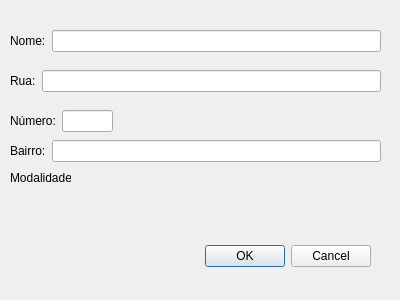
matheusfillipe/ganec, file src/main/python/ui/widgets/escolaForm.ui: the form before one commit.
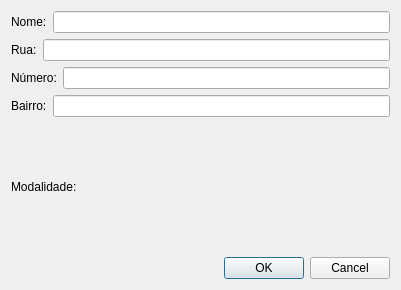
The form after the commit.

Commit message: ESCOLAS WIDGET ARRUMADO

Diff of the .ui file:
```diff
--- a/src/main/python/ui/widgets/escolaForm.ui
+++ b/src/main/python/ui/widgets/escolaForm.ui
@@ -6,52 +6,19 @@
    <rect>
     <x>0</x>
     <y>0</y>
-    <width>400</width>
-    <height>300</height>
+    <width>401</width>
+    <height>290</height>
    </rect>
   </property>
   <property name="windowTitle">
    <string>Dialog</string>
   </property>
-  <widget class="QDialogButtonBox" name="buttonBox">
-   <property name="geometry">
-    <rect>
-     <x>30</x>
-     <y>240</y>
-     <width>341</width>
-     <height>32</height>
-    </rect>
-   </property>
-   <property name="orientation">
-    <enum>Qt::Horizontal</enum>
-   </property>
-   <property name="standardButtons">
-    <set>QDialogButtonBox::Cancel|QDialogButtonBox::Ok</set>
-   </property>
-  </widget>
-  <widget class="QLabel" name="label_3">
-   <property name="geometry">
-    <rect>
-     <x>10</x>
-     <y>170</y>
-     <width>61</width>
-     <height>16</height>
-    </rect>
-   </property>
-   <property name="text">
-    <string>Modalidade:</string>
-   </property>
-  </widget>
-  <widget class="QWidget" name="">
-   <property name="geometry">
-    <rect>
-     <x>10</x>
-     <y>30</y>
-     <width>371</width>
-     <height>22</height>
-    </rect>
-   </property>
+  <layout class="QGridLayout" name="gridLayout">
+   <item row="0" column="0">
    <layout class="QHBoxLayout" name="horizontalLayout">
+     <property name="sizeConstraint">
+      <enum>QLayout::SetMaximumSize</enum>
+     </property>
     <item>
      <widget class="QLabel" name="label">
       <property name="text">
@@ -67,16 +34,8 @@
      </widget>
     </item>
    </layout>
-  </widget>
-  <widget class="QWidget" name="">
-   <property name="geometry">
-    <rect>
-     <x>10</x>
-     <y>70</y>
-     <width>371</width>
-     <height>22</height>
-    </rect>
-   </property>
+   </item>
+   <item row="1" column="0">
    <layout class="QHBoxLayout" name="horizontalLayout_2">
     <item>
      <widget class="QLabel" name="label_2">
@@ -89,16 +48,8 @@
      <widget class="QLineEdit" name="lineEdit_2"/>
     </item>
    </layout>
-  </widget>
-  <widget class="QWidget" name="">
-   <property name="geometry">
-    <rect>
-     <x>10</x>
-     <y>110</y>
-     <width>103</width>
-     <height>22</height>
-    </rect>
-   </property>
+   </item>
+   <item row="2" column="0">
    <layout class="QHBoxLayout" name="horizontalLayout_3">
     <item>
      <widget class="QLabel" name="label_4">
@@ -111,16 +62,8 @@
      <widget class="QLineEdit" name="lineEdit_3"/>
     </item>
    </layout>
-  </widget>
-  <widget class="QWidget" name="">
-   <property name="geometry">
-    <rect>
-     <x>10</x>
-     <y>140</y>
-     <width>371</width>
-     <height>22</height>
-    </rect>
-   </property>
+   </item>
+   <item row="3" column="0">
    <layout class="QHBoxLayout" name="horizontalLayout_4">
     <item>
      <widget class="QLabel" name="label_5">
@@ -133,7 +76,25 @@
      <widget class="QLineEdit" name="lineEdit_4"/>
     </item>
    </layout>
-  </widget>
+   </item>
+   <item row="4" column="0">
+    <widget class="QLabel" name="label_3">
+     <property name="text">
+      <string>Modalidade:</string>
+     </property>
+    </widget>
+   </item>
+   <item row="5" column="0">
+    <widget class="QDialogButtonBox" name="buttonBox">
+     <property name="orientation">
+      <enum>Qt::Horizontal</enum>
+     </property>
+     <property name="standardButtons">
+      <set>QDialogButtonBox::Cancel|QDialogButtonBox::Ok</set>
+     </property>
+    </widget>
+   </item>
+  </layout>
  </widget>
  <resources/>
  <connections>
```
Left out of the diff: 2 changed lines with no effect on the pictures. Lines whose indentation alone changed are shown as unchanged. The commit also changes 1 other file.
